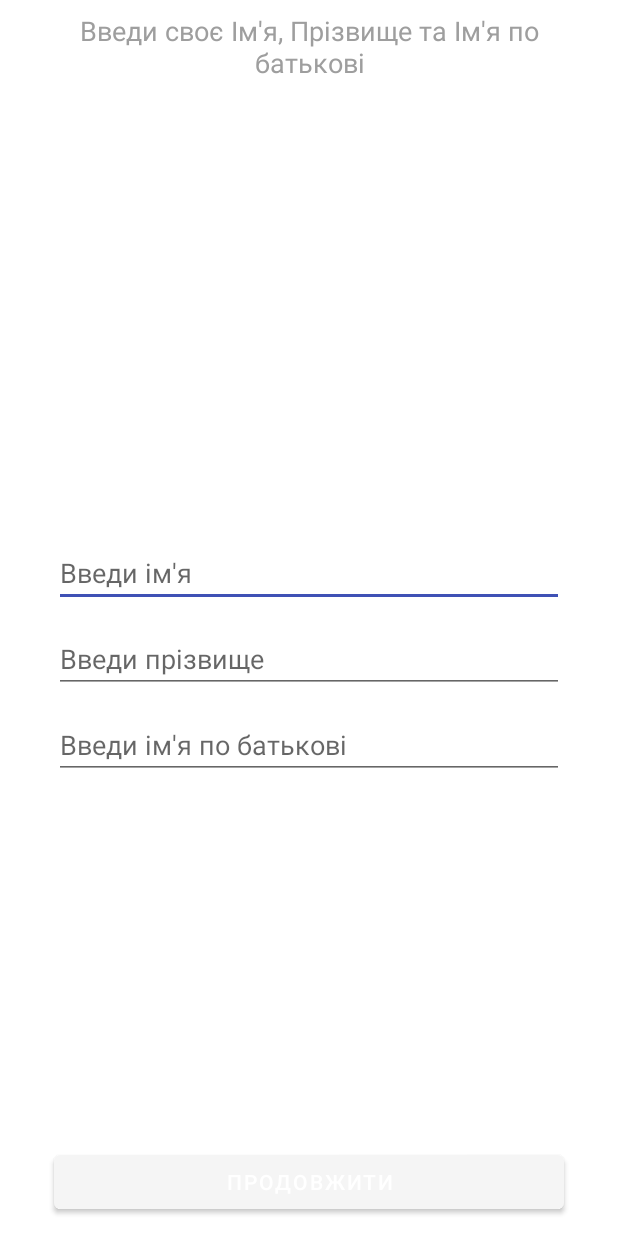
After one commit to AlexKatrenich/SmallApps, an Android app: the fragment UserFullNameFragment shown on its own in the app's theme, on a phone screen of 412 x 824 dp. The commit adds this screen. Run offline under Robolectric (Android 15) with nearby library versions, the phone set to English and light mode, and no system bars; libraries missing offline, so code that uses them is left out: com.arellomobile.mvp; 1 statement that could not run was skipped.

Commit message:
Added fragment to collect user data

```diff
--- a/SmartiWayCopy/app/src/main/java/com/katrenich/alex/smartiwaycopy/creditModule/presentation/presenter/CreditFragmentPresenter.java
+++ b/SmartiWayCopy/app/src/main/java/com/katrenich/alex/smartiwaycopy/creditModule/presentation/presenter/CreditFragmentPresenter.java
@@ -162,6 +162,9 @@ public class CreditFragmentPresenter extends MvpPresenter<CreditSelectionView> {
         }
 
         // TODO Calculate credit
+
+        MainActivityNavigateController.getInstance().hideBottomNavigationMenu();
+        MainActivityNavigateController.getInstance().navigate(R.id.action_credit_to_userFullName);
     }
 
     public void onBtnCreditInfoClicked(View view) {
--- /dev/null
+++ b/SmartiWayCopy/app/src/main/java/com/katrenich/alex/smartiwaycopy/creditModule/presentation/ui/UserFullNameFragment.java
@@ -0,0 +1,42 @@
+package com.katrenich.alex.smartiwaycopy.creditModule.presentation.ui;
+
+import android.os.Bundle;
+import android.view.LayoutInflater;
+import android.view.View;
+import android.view.ViewGroup;
+
+import androidx.annotation.NonNull;
+import androidx.annotation.Nullable;
+
+import com.arellomobile.mvp.MvpAppCompatFragment;
+import com.arellomobile.mvp.presenter.InjectPresenter;
+import com.katrenich.alex.smartiwaycopy.R;
+import com.katrenich.alex.smartiwaycopy.creditModule.presentation.presenter.UserFullNameFragmentPresenter;
+import com.katrenich.alex.smartiwaycopy.creditModule.presentation.view.UserFullNameView;
+
+public class UserFullNameFragment extends MvpAppCompatFragment implements UserFullNameView {
+
+    @InjectPresenter
+    UserFullNameFragmentPresenter mPresenter;
+
+    @Nullable
+    @Override
+    public View onCreateView(@NonNull LayoutInflater inflater, @Nullable ViewGroup container, @Nullable Bundle savedInstanceState) {
+        return inflater.inflate(R.layout.fragment_user_full_name, container, false);
+    }
+
+    @Override
+    public void onViewCreated(@NonNull View view, @Nullable Bundle savedInstanceState) {
+        super.onViewCreated(view, savedInstanceState);
+        initUI(view, savedInstanceState);
+    }
+
+    private void initUI(View v, Bundle savedInstanceState) {
+
+    }
+
+    @Override
+    public void showMessage(String message) {
+
+    }
+}
--- /dev/null
+++ b/SmartiWayCopy/app/src/main/java/com/katrenich/alex/smartiwaycopy/creditModule/presentation/view/UserFullNameView.java
@@ -0,0 +1,7 @@
+package com.katrenich.alex.smartiwaycopy.creditModule.presentation.view;
+
+import com.arellomobile.mvp.MvpView;
+
+public interface UserFullNameView extends MvpView {
+    void showMessage(String message);
+}
--- /dev/null
+++ b/SmartiWayCopy/app/src/main/res/layout/fragment_user_full_name.xml
@@ -0,0 +1,73 @@
+<?xml version="1.0" encoding="utf-8"?>
+<androidx.constraintlayout.widget.ConstraintLayout xmlns:android="http://schemas.android.com/apk/res/android"
+    xmlns:app="http://schemas.android.com/apk/res-auto"
+    xmlns:tools="http://schemas.android.com/tools"
+    android:layout_width="match_parent"
+    android:layout_height="match_parent">
+
+    <TextView
+        android:id="@+id/tv_user_full_name_fragment_message"
+        style="@style/TextViewMessageToUser"
+        android:layout_width="wrap_content"
+        android:layout_height="wrap_content"
+        android:text="@string/user_full_name_fragment_message_text"
+        android:textAlignment="center"
+        app:layout_constraintEnd_toEndOf="parent"
+        app:layout_constraintStart_toStartOf="parent"
+        app:layout_constraintTop_toTopOf="parent" />
+
+    <androidx.appcompat.widget.AppCompatEditText
+        android:id="@+id/et_user_full_name_fragment_first_name"
+        android:layout_width="match_parent"
+        android:layout_height="wrap_content"
+        style="@style/EditTextUserFullNameFragment"
+        android:inputType="text"
+        android:hint="@string/user_full_name_fragment_et_first_name_hint"
+        app:layout_constraintBottom_toTopOf="@+id/et_user_full_name_fragment_last_name"
+        app:layout_constraintEnd_toEndOf="parent"
+        app:layout_constraintHorizontal_bias="0.5"
+        app:layout_constraintStart_toStartOf="parent"
+        app:layout_constraintTop_toBottomOf="@+id/tv_user_full_name_fragment_message"
+        app:layout_constraintVertical_chainStyle="packed" />
+
+    <androidx.appcompat.widget.AppCompatEditText
+        android:id="@+id/et_user_full_name_fragment_last_name"
+        android:layout_width="match_parent"
+        android:layout_height="wrap_content"
+        style="@style/EditTextUserFullNameFragment"
+        android:hint="@string/user_full_name_fragment_et_last_name_hint"
+        android:inputType="text"
+        android:layout_marginTop="12dp"
+        android:layout_marginBottom="12dp"
+        app:layout_constraintBottom_toTopOf="@+id/et_user_full_name_fragment_middle_name"
+        app:layout_constraintEnd_toEndOf="parent"
+        app:layout_constraintHorizontal_bias="0.5"
+        app:layout_constraintStart_toStartOf="parent"
+        app:layout_constraintTop_toBottomOf="@+id/et_user_full_name_fragment_first_name" />
+
+    <androidx.appcompat.widget.AppCompatEditText
+        android:id="@+id/et_user_full_name_fragment_middle_name"
+        android:layout_width="match_parent"
+        android:layout_height="wrap_content"
+        android:hint="@string/user_full_name_fragment_et_middle_name_hint"
+        android:inputType="text"
+        style="@style/EditTextUserFullNameFragment"
+        app:layout_constraintBottom_toBottomOf="parent"
+        app:layout_constraintEnd_toEndOf="parent"
+        app:layout_constraintHorizontal_bias="0.5"
+        app:layout_constraintStart_toStartOf="parent"
+        app:layout_constraintTop_toBottomOf="@+id/et_user_full_name_fragment_last_name" />
+
+    <com.google.android.material.button.MaterialButton
+        android:id="@+id/btn_user_full_name_fragment_next"
+        android:layout_width="match_parent"
+        android:layout_height="wrap_content"
+        android:layout_marginStart="36dp"
+        android:layout_marginEnd="36dp"
+        android:layout_marginBottom="12dp"
+        android:text="@string/user_full_name_fragment_btn_next_title"
+        app:layout_constraintBottom_toBottomOf="parent"
+        app:layout_constraintEnd_toEndOf="parent"
+        app:layout_constraintStart_toStartOf="parent" />
+
+</androidx.constraintlayout.widget.ConstraintLayout>
--- a/SmartiWayCopy/app/src/main/res/values/dimens.xml
+++ b/SmartiWayCopy/app/src/main/res/values/dimens.xml
@@ -1,3 +1,4 @@
 <resources>
     <dimen name="fab_margin">16dp</dimen>
+    <dimen name="user_documents_fragment_views_side_margins">24dp</dimen>
 </resources>
--- a/SmartiWayCopy/app/src/main/res/values/strings.xml
+++ b/SmartiWayCopy/app/src/main/res/values/strings.xml
@@ -57,6 +57,20 @@
     <string name="credit_fragment_set_credit_term_manually_text">Введи термін позики. Ти можеш отримати позику на термін від 1 до 30 днів.</string>
     <string name="credit_fragment_set_credit_value_dialog_title">Сума</string>
 
+    <!--Fragment user full name-->
+    <string name="user_full_name_fragment_message_text">Введи своє Ім\'я, Прізвище та Ім\'я по батькові</string>
+    <string name="user_full_name_fragment_et_first_name_hint">Введи ім\'я</string>
+    <string name="user_full_name_fragment_et_last_name_hint">Введи прізвище</string>
+    <string name="user_full_name_fragment_et_middle_name_hint">Введи ім\'я по батькові</string>
+    <string name="user_full_name_fragment_btn_next_title">Продовжити</string>
+
+    <!--Fragment to enter user documents data-->
+    <string name="user_documents_fragment_message">Введи дані зі свого паспорту та Ідентифікаційного номеру платника податків</string>
+    <string name="user_documents_fragment_et_IPN_hint">Введи ІПН</string>
+    <string name="user_documents_fragment_et_passport_hint">Введи серію та номер паспорту</string>
+    <string name="user_documents_fragment_btn_birth_date_title">Обери дату народження</string>
+    <string name="user_documents_fragment_btn_next_title">Продовжити</string>
+
 
     <!--DAYS_OF_WEEK name-->
     <string-array name="days_of_week">
--- a/SmartiWayCopy/app/src/main/res/values/styles.xml
+++ b/SmartiWayCopy/app/src/main/res/values/styles.xml
@@ -39,4 +39,9 @@
         <item name="android:layout_margin">0dp</item>
     </style>
 
+    <style name="EditTextUserFullNameFragment" parent="Widget.AppCompat.EditText">
+        <item name="android:layout_marginEnd">36dp</item>
+        <item name="android:layout_marginStart">36dp</item>
+    </style>
+
 </resources>
```
Also changed, not shown: SmartiWayCopy/app/src/main/java/com/katrenich/alex/smartiwaycopy/creditModule/presentation/presenter/UserDocumentsFragmentPresenter.java (added, +13 -0 lines), SmartiWayCopy/app/src/main/java/com/katrenich/alex/smartiwaycopy/creditModule/presentation/presenter/UserFullNameFragmentPresenter.java (added, +13 -0 lines), SmartiWayCopy/app/src/main/java/com/katrenich/alex/smartiwaycopy/creditModule/presentation/ui/UserDocumentsFragment.java (added, +39 -0 lines), SmartiWayCopy/app/src/main/java/com/katrenich/alex/smartiwaycopy/creditModule/presentation/view/UserDocumentsView.java (added, +7 -0 lines), SmartiWayCopy/app/src/main/res/layout/fragment_user_documents.xml (added, +90 -0 lines), SmartiWayCopy/app/src/main/res/navigation/main_module_graph.xml (+25 -0 lines).
